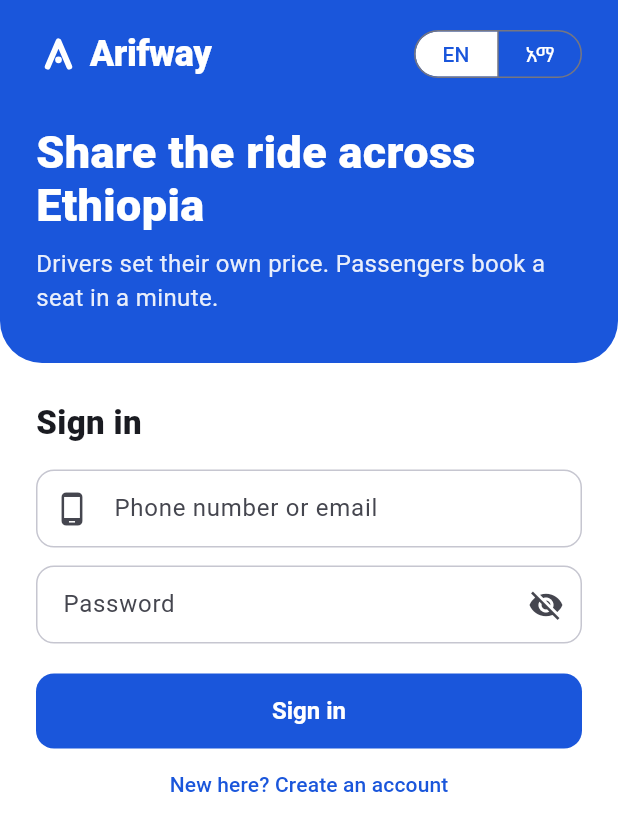
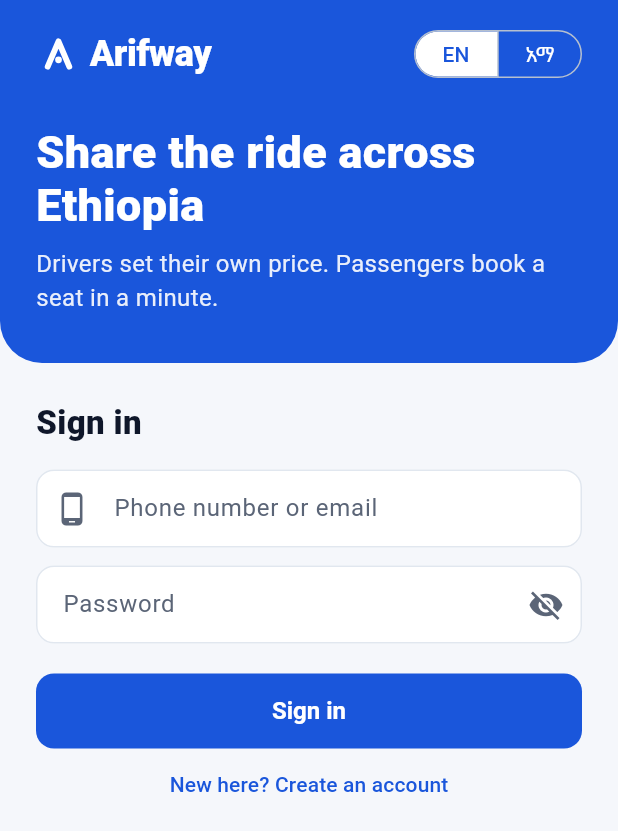
Before and after one commit to MohammedBr0/mon-customer, a Flutter app: the screen it shows after launch, on a phone screen of 412 x 824 dp. Shown: the top 831 px of the screen. Run offline on Flutter 3.47's test engine with Material 3 defaults, Android fonts, the phone set to English and light mode, and no system bars; our stand-ins replace flutter_local_notifications, flutter_secure_storage, geolocator, google_maps_flutter; accounts and stored records are empty; network calls fail.

Commit message:
Fix posting a trip from a Google place; car picture on the map; driver home shows own rides; crisper light theme
Co-Authored-By: Claude Fable 5.2 <noreply@anthropic.com>
Claude-Session: https://claude.ai/code/session_01NRQrMUF17FTNU2PMZURege

```diff
--- a/mobile/lib/core/api.dart
+++ b/mobile/lib/core/api.dart
@@ -184,10 +184,11 @@ class Api {
   Future<List<RideAlert>> alerts() async =>
       [for (final a in ((await _send('GET', '/ride_alerts'))['ride_alerts'] as List? ?? const [])) RideAlert.fromJson(Map<String, dynamic>.from(a as Map))];
 
-  Map<String, dynamic> _placeRef(Place p) => p.isPin ? {'name': p.name, 'lat': p.lat, 'lng': p.lng} : {'key': p.key};
+  /// How a chosen place is sent to the server: a listed town by its key, any other spot by name and coordinates.
+  static Map<String, dynamic> placeRef(Place p) => p.isPin ? {'name': p.name, 'lat': p.lat, 'lng': p.lng} : {'key': p.key};
 
   Future<void> createAlert(Place from, Place to) =>
-      _send('POST', '/ride_alerts', body: {'ride_alert': {'start': _placeRef(from), 'end': _placeRef(to)}});
+      _send('POST', '/ride_alerts', body: {'ride_alert': {'start': placeRef(from), 'end': placeRef(to)}});
 
   Future<void> deleteAlert(int id) => _send('DELETE', '/ride_alerts/$id');
 
--- a/mobile/lib/l10n/strings.dart
+++ b/mobile/lib/l10n/strings.dart
@@ -263,6 +263,9 @@ class Strings {
     'theme_dark': 'Dark',
     'heading_to': 'Heading to {place}',
     'show_rides': 'Show rides',
+    'your_rides': 'Your rides',
+    'no_rides_posted': 'You have not posted a ride yet. Tap Post a ride to start.',
+    'requests_waiting': '{count} requests',
     'messages': 'Messages',
     'no_messages': 'No messages yet.',
     'message_hint': 'Write a message',
@@ -542,6 +545,9 @@ class Strings {
     'theme_dark': 'ጨለማ',
     'heading_to': 'ወደ {place} እየሄደ',
     'show_rides': 'ጉዞዎችን አሳይ',
+    'your_rides': 'የእርስዎ ጉዞዎች',
+    'no_rides_posted': 'እስካሁን ጉዞ አላቀረቡም። ለመጀመር «ጉዞ አቅርብ» ይጫኑ።',
+    'requests_waiting': '{count} ጥያቄዎች',
     'messages': 'መልእክቶች',
     'no_messages': 'ገና ምንም መልእክት የለም።',
     'message_hint': 'መልእክት ይጻፉ',
--- a/mobile/lib/screens/home_shell.dart
+++ b/mobile/lib/screens/home_shell.dart
@@ -47,7 +47,8 @@ class _HomeShellState extends State<HomeShell> {
   Widget build(BuildContext context) {
     final app = context.watch<AppState>();
     final driver = app.driverMode;
-    const ids = ['home', 'search', 'bookings', 'profile'];
+    // Drivers manage their own rides, so they have no search tab; switching to passenger mode brings it back.
+    final ids = driver ? const ['home', 'bookings', 'profile'] : const ['home', 'search', 'bookings', 'profile'];
     const pages = ['home', 'search', 'bookings', 'profile'];
     final current = ids.contains(_tab) ? _tab : 'home';
     return Scaffold(
@@ -71,7 +72,7 @@ class _HomeShellState extends State<HomeShell> {
         ],
       ),
       body: IndexedStack(index: pages.indexOf(current), children: [
-        HomeTab(onOffer: () => Navigator.push(context, MaterialPageRoute(builder: (_) => const OfferScreen()))),
+        HomeTab(key: ValueKey('home-$driver'), onOffer: () => Navigator.push(context, MaterialPageRoute(builder: (_) => const OfferScreen()))),
         SearchTab(request: _search),
         BookingsTab(key: ValueKey('bookings-$driver')),
         const ProfileTab(),
--- a/mobile/lib/screens/offer_screen.dart
+++ b/mobile/lib/screens/offer_screen.dart
@@ -1,6 +1,7 @@
 import 'package:flutter/material.dart';
 import 'package:provider/provider.dart';
 
+import '../core/api.dart';
 import '../core/app_state.dart';
 import '../core/format.dart';
 import '../l10n/strings.dart';
@@ -99,8 +100,8 @@ class _OfferScreenState extends State<OfferScreen> {
     setState(() => _busy = true);
     try {
       final trip = await app.api.createTrip({
-        'start': {'key': _from!.key},
-        'end': {'key': _to!.key},
+        'start': Api.placeRef(_from!),
+        'end': Api.placeRef(_to!),
         'leave_date': _leaveUtc.toIso8601String(),
         'price_per_seat': _price.text.trim(),
         'num_people': _seats,
--- a/mobile/lib/widgets/common.dart
+++ b/mobile/lib/widgets/common.dart
@@ -14,30 +14,67 @@ const brand = Color(0xFF1A56DB);
 const accent = Color(0xFFF2B705);
 
 ThemeData buildTheme(Brightness brightness) {
-  final scheme = ColorScheme.fromSeed(seedColor: brand, brightness: brightness, primary: brightness == Brightness.light ? brand : const Color(0xFF6EA8FE));
+  final light = brightness == Brightness.light;
+  // Light: white cards on a soft grey-blue page, dark ink, one blue. Dark: deep navy surfaces.
+  final scheme = ColorScheme.fromSeed(seedColor: brand, brightness: brightness).copyWith(
+    primary: light ? brand : const Color(0xFF6EA8FE),
+    onPrimary: light ? Colors.white : const Color(0xFF0D1422),
+    primaryContainer: light ? const Color(0xFFE8F0FE) : const Color(0xFF1C2E52),
+    onPrimaryContainer: light ? const Color(0xFF1647B8) : const Color(0xFFD6E4FF),
+    surface: light ? Colors.white : const Color(0xFF151E30),
+    onSurface: light ? const Color(0xFF0F172A) : const Color(0xFFE6EBF5),
+    onSurfaceVariant: light ? const Color(0xFF5B6577) : const Color(0xFF9AA7BD),
+    surfaceContainerLowest: light ? Colors.white : const Color(0xFF0D1422),
+    surfaceContainerLow: light ? const Color(0xFFF5F7FB) : const Color(0xFF182338),
+    surfaceContainer: light ? const Color(0xFFF1F4F9) : const Color(0xFF1B2740),
+    surfaceContainerHigh: light ? const Color(0xFFECF0F6) : const Color(0xFF1F2D49),
+    surfaceContainerHighest: light ? const Color(0xFFE9EEF5) : const Color(0xFF243352),
+    outline: light ? const Color(0xFFB6C0CF) : const Color(0xFF44536F),
+    outlineVariant: light ? const Color(0xFFE1E7EF) : const Color(0xFF2A3854),
+    surfaceTint: Colors.transparent,
+  );
+  final page = light ? const Color(0xFFF5F7FB) : const Color(0xFF0D1422);
+  final field = OutlineInputBorder(borderRadius: BorderRadius.circular(12), borderSide: BorderSide(color: scheme.outlineVariant));
   return ThemeData(
     useMaterial3: true,
     colorScheme: scheme,
-    scaffoldBackgroundColor: brightness == Brightness.light ? Colors.white : const Color(0xFF0D1422),
+    scaffoldBackgroundColor: page,
     fontFamilyFallback: const ['Noto Sans Ethiopic', 'Abyssinica SIL', 'Roboto'],
+    textTheme: Typography.material2021(platform: TargetPlatform.android).black.apply(bodyColor: scheme.onSurface, displayColor: scheme.onSurface),
+    dividerTheme: DividerThemeData(color: scheme.outlineVariant, thickness: 1, space: 1),
     cardTheme: CardThemeData(
       elevation: 0,
       margin: EdgeInsets.zero,
-      color: brightness == Brightness.light ? Colors.white : const Color(0xFF151E30),
+      color: scheme.surface,
       shape: RoundedRectangleBorder(borderRadius: BorderRadius.circular(16), side: BorderSide(color: scheme.outlineVariant)),
     ),
     inputDecorationTheme: InputDecorationTheme(
       filled: true,
-      fillColor: brightness == Brightness.light ? Colors.white : const Color(0xFF151E30),
-      border: OutlineInputBorder(borderRadius: BorderRadius.circular(12), borderSide: BorderSide(color: scheme.outlineVariant)),
-      enabledBorder: OutlineInputBorder(borderRadius: BorderRadius.circular(12), borderSide: BorderSide(color: scheme.outlineVariant)),
+      fillColor: scheme.surface,
+      border: field,
+      enabledBorder: field,
+      focusedBorder: field.copyWith(borderSide: BorderSide(color: scheme.primary, width: 2)),
+      labelStyle: TextStyle(color: scheme.onSurfaceVariant),
+      hintStyle: TextStyle(color: scheme.onSurfaceVariant),
       contentPadding: const EdgeInsets.symmetric(horizontal: 14, vertical: 14),
     ),
     filledButtonTheme: FilledButtonThemeData(style: FilledButton.styleFrom(minimumSize: const Size.fromHeight(50), shape: RoundedRectangleBorder(borderRadius: BorderRadius.circular(12)), textStyle: const TextStyle(fontWeight: FontWeight.w700, fontSize: 16))),
-    outlinedButtonTheme: OutlinedButtonThemeData(style: OutlinedButton.styleFrom(minimumSize: const Size.fromHeight(48), shape: RoundedRectangleBorder(borderRadius: BorderRadius.circular(12)))),
-    // The brand: white on solid blue, everywhere the app shows its name or a screen title.
-    appBarTheme: const AppBarTheme(backgroundColor: brand, foregroundColor: Colors.white, surfaceTintColor: Colors.transparent, elevation: 0, scrolledUnderElevation: 0),
-    navigationBarTheme: NavigationBarThemeData(indicatorColor: scheme.primaryContainer),
+    outlinedButtonTheme: OutlinedButtonThemeData(style: OutlinedButton.styleFrom(minimumSize: const Size.fromHeight(48), side: BorderSide(color: scheme.outline), shape: RoundedRectangleBorder(borderRadius: BorderRadius.circular(12)))),
+    listTileTheme: ListTileThemeData(iconColor: scheme.onSurfaceVariant),
+    // The brand: white on solid blue, everywhere the app shows a screen title.
+    appBarTheme: AppBarTheme(backgroundColor: light ? brand : scheme.surface, foregroundColor: Colors.white, surfaceTintColor: Colors.transparent, elevation: 0, scrolledUnderElevation: 0),
+    navigationBarTheme: NavigationBarThemeData(
+      backgroundColor: scheme.surface,
+      surfaceTintColor: Colors.transparent,
+      elevation: 8,
+      shadowColor: const Color(0x33000000),
+      indicatorColor: scheme.primaryContainer,
+      iconTheme: WidgetStateProperty.resolveWith((states) => IconThemeData(color: states.contains(WidgetState.selected) ? scheme.primary : scheme.onSurfaceVariant)),
+      labelTextStyle: WidgetStateProperty.resolveWith((states) => TextStyle(fontSize: 12, fontWeight: states.contains(WidgetState.selected) ? FontWeight.w800 : FontWeight.w600, color: states.contains(WidgetState.selected) ? scheme.primary : scheme.onSurfaceVariant)),
+    ),
+    bottomSheetTheme: BottomSheetThemeData(backgroundColor: scheme.surface, surfaceTintColor: Colors.transparent),
+    dialogTheme: DialogThemeData(backgroundColor: scheme.surface, surfaceTintColor: Colors.transparent),
+    snackBarTheme: const SnackBarThemeData(behavior: SnackBarBehavior.floating),
   );
 }
 
--- a/mobile/pubspec.yaml
+++ b/mobile/pubspec.yaml
@@ -65,6 +65,10 @@ flutter:
   # the material Icons class.
   uses-material-design: true
 
+  assets:
+    - assets/car_right.png
+    - assets/car_left.png
+
   # To add assets to your application, add an assets section, like this:
   # assets:
   #   - images/a_dot_burr.jpeg
```
Also changed, not shown: mobile/lib/screens/home_tab.dart (+44 -32 lines), mobile/lib/screens/map_screens.dart (+4 -9 lines), mobile/lib/widgets/map_markers.dart (+18 -21 lines), mobile/lib/widgets/map_style.dart (+3 -9 lines), mobile/assets/car_left.png (added), mobile/assets/car_right.png (added), 1 other file.
